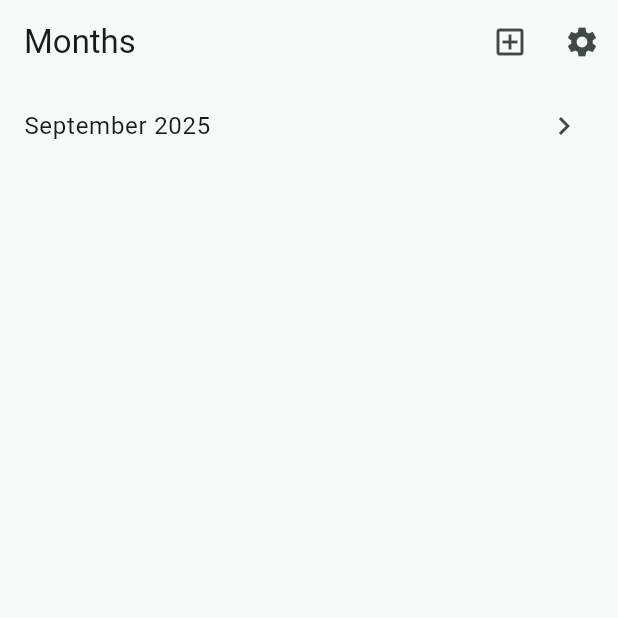
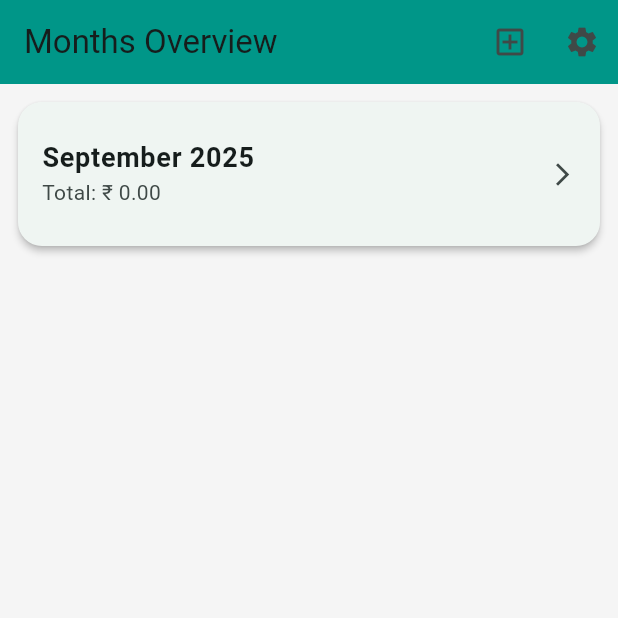
Before and after one commit to Alfahadsulthan/expense_tracker, a Flutter app: the screen it shows after launch, on a phone screen of 412 x 824 dp, the top half of it. Run offline on Flutter 3.47's test engine with Material 3 defaults, Android fonts, the phone set to English and light mode, and no system bars; our stand-ins replace fl_chart, hive, hive_flutter; accounts and stored records are empty.

Commit message:
added over all total to the month card for reference and mordern ui added

```diff
--- a/lib/screens/month.dart
+++ b/lib/screens/month.dart
@@ -1,3 +1,4 @@
+import 'package:expense_tracker/models/expense.dart';
 import 'package:expense_tracker/screens/month_group.dart';
 import 'package:expense_tracker/screens/categories.dart';
 import 'package:flutter/material.dart';
@@ -11,10 +12,14 @@ class MonthScreen extends StatelessWidget {
   @override
   Widget build(BuildContext context) {
     final monthsBox = Hive.box<String>(kBoxMonths);
+    final expenseList = Hive.box<Expense>(kBoxExpenses);
 
     return Scaffold(
+      backgroundColor: Colors.grey[100],
       appBar: AppBar(
-        title: const Text('Months'),
+        title: const Text('Months Overview'),
+        elevation: 0,
+        backgroundColor: Colors.teal,
         actions: [
           IconButton(
             tooltip: 'Add current month',
@@ -26,7 +31,7 @@ class MonthScreen extends StatelessWidget {
           IconButton(
             tooltip: 'Settings',
             icon: const Icon(Icons.settings),
-            onPressed: () =>Navigator.push(
+            onPressed: () => Navigator.push(
               context,
               MaterialPageRoute(builder: (_) => const CategoriesScreen()),
             ),
@@ -34,6 +39,9 @@ class MonthScreen extends StatelessWidget {
         ],
       ),
       body: ValueListenableBuilder(
+        valueListenable: expenseList.listenable(),
+        builder: (context, expenseListValue, child) {
+          return ValueListenableBuilder(
             valueListenable: monthsBox.listenable(),
             builder: (context, Box<String> box, _) {
               final months = box.values.toList();
@@ -43,38 +51,132 @@ class MonthScreen extends StatelessWidget {
                 return const Center(child: Text('No months yet'));
               }
 
-          return ListView.separated(
-            itemCount: months.length,
-            separatorBuilder: (_, __) => const Divider(height: 0),
-            itemBuilder: (context, index) {
-              final key = months[index];
-              return ListTile(
-                title: Text(monthLabelFromKey(key)),
-                trailing: const Icon(Icons.chevron_right),
+              return ListView(
+                padding: const EdgeInsets.all(12),
+                children: [
+
+
+                  // 🔹 Month List with Cards
+                  ...months.map((key) {
+                     List<Expense> expenseList =
+                         expenseListValue
+                              .values
+                              .map((e) => e)
+                              .toList();
+                      double categoryTotal = 0;
+
+                      for (Expense ct in expenseList) {
+                        if (ct.monthKey == key ) {
+                          categoryTotal += ct.amount;
+                        }
+                      }
+                    return Card(
+                      margin: const EdgeInsets.only(bottom: 12),
+                      shape: RoundedRectangleBorder(
+                          borderRadius: BorderRadius.circular(16)),
+                      elevation: 2,
+                      child: ListTile(
+                        contentPadding:
+                            const EdgeInsets.symmetric(vertical: 12, horizontal: 16),
+                        title: Text(
+                          monthLabelFromKey(key),
+                          style: const TextStyle(
+                              fontSize: 18, fontWeight: FontWeight.w600),
+                        ),
+                        subtitle:  Text("Total: ₹ ${categoryTotal.toStringAsFixed(2)}"), // TODO: fetch from DB
+                        trailing: const Icon(Icons.arrow_forward_ios, size: 18),
                         onTap: () {
                           Navigator.push(
                             context,
                             MaterialPageRoute(
-                      builder: (_) => MonthGroupScreen(monthKey:key ,),
+                              builder: (_) => MonthGroupScreen(monthKey: key),
                             ),
                           );
                         },
+                      ),
+                    );
+                  }),
+                ],
               );
             },
           );
-        },
+        }
       ),
-      // floatingActionButton: FloatingActionButton.extended(
-      //   onPressed: () {
-      //     showModalBottomSheet(
-      //       context: context,
-      //       isScrollControlled: true,
-      //       builder: (_) => const AddExpenseSheet(),
-      //     );
-      //   },
-      //   label: const Text('Add Expense'),
-      //   icon: const Icon(Icons.add),
-      // ),
     );
   }
 }
+
+
+// class MonthScreen extends StatelessWidget {
+//   const MonthScreen({super.key});
+
+//   @override
+//   Widget build(BuildContext context) {
+//     final monthsBox = Hive.box<String>(kBoxMonths);
+
+//     return Scaffold(
+//       appBar: AppBar(
+//         title: const Text('Months'),
+//         actions: [
+//           IconButton(
+//             tooltip: 'Add current month',
+//             icon: const Icon(Icons.add_box_outlined),
+//             onPressed: () async {
+//               await ensureCurrentMonthExists();
+//             },
+//           ),
+//           IconButton(
+//             tooltip: 'Settings',
+//             icon: const Icon(Icons.settings),
+//             onPressed: () =>Navigator.push(
+//                 context,
+//                 MaterialPageRoute(builder: (_) => const CategoriesScreen()),
+//               ),
+//           ),
+//         ],
+//       ),
+//       body: ValueListenableBuilder(
+//         valueListenable: monthsBox.listenable(),
+//         builder: (context, Box<String> box, _) {
+//           final months = box.values.toList();
+//           months.sort((a, b) => b.compareTo(a)); // newest first
+
+//           if (months.isEmpty) {
+//             return const Center(child: Text('No months yet'));
+//           }
+
+//           return ListView.separated(
+//             itemCount: months.length,
+//             separatorBuilder: (_, __) => const Divider(height: 0),
+//             itemBuilder: (context, index) {
+//               final key = months[index];
+//               return ListTile(
+//                 title: Text(monthLabelFromKey(key)),
+//                 trailing: const Icon(Icons.chevron_right),
+//                 onTap: () {
+//                   Navigator.push(
+//                     context,
+//                     MaterialPageRoute(
+//                       builder: (_) => MonthGroupScreen(monthKey:key ,),
+//                     ),
+//                   );
+//                 },
+//               );
+//             },
+//           );
+//         },
+//       ),
+//       // floatingActionButton: FloatingActionButton.extended(
+//       //   onPressed: () {
+//       //     showModalBottomSheet(
+//       //       context: context,
+//       //       isScrollControlled: true,
+//       //       builder: (_) => const AddExpenseSheet(),
+//       //     );
+//       //   },
+//       //   label: const Text('Add Expense'),
+//       //   icon: const Icon(Icons.add),
+//       // ),
+//     );
+//   }
+// }
```
Lines whose indentation alone changed are shown as unchanged.
